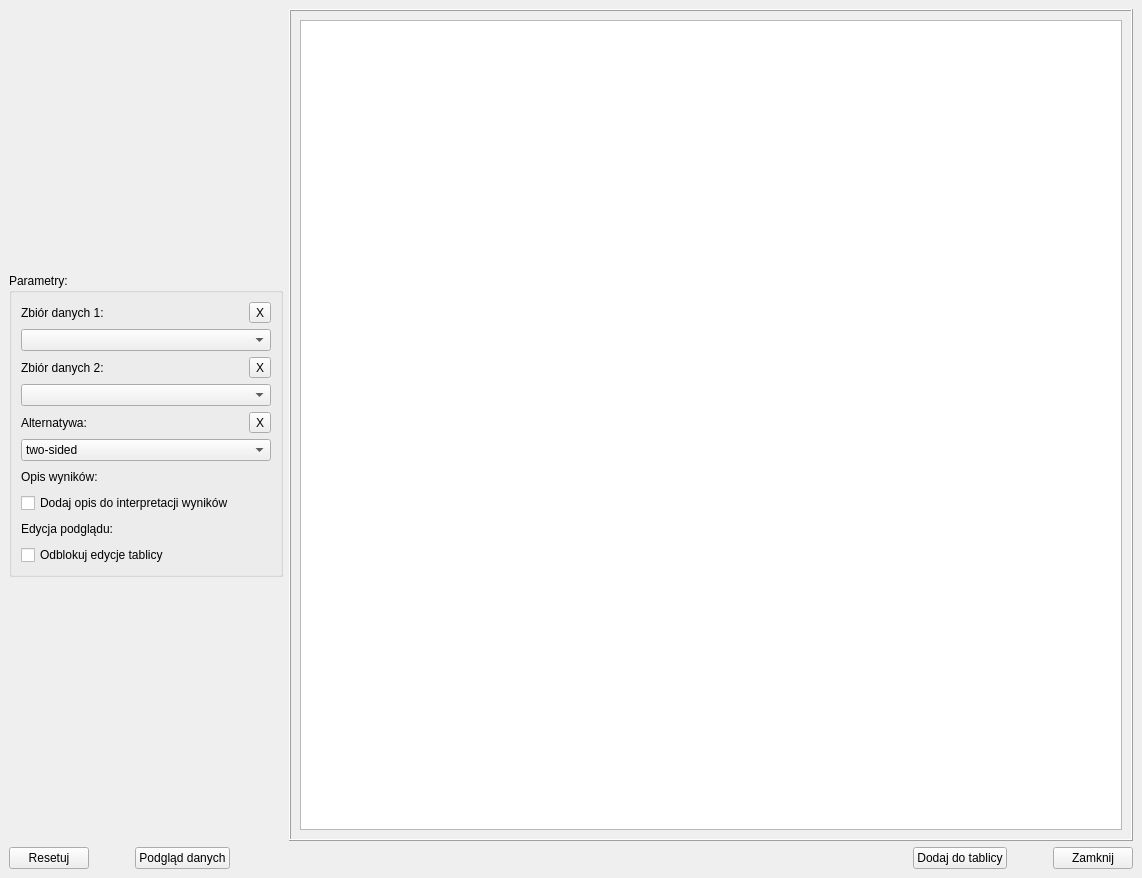
The window that ui/Analysis/correlation-pearson-window.ui (OskarLewandowski/dex-data-experience) describes before a commit, drawn with Qt 5.
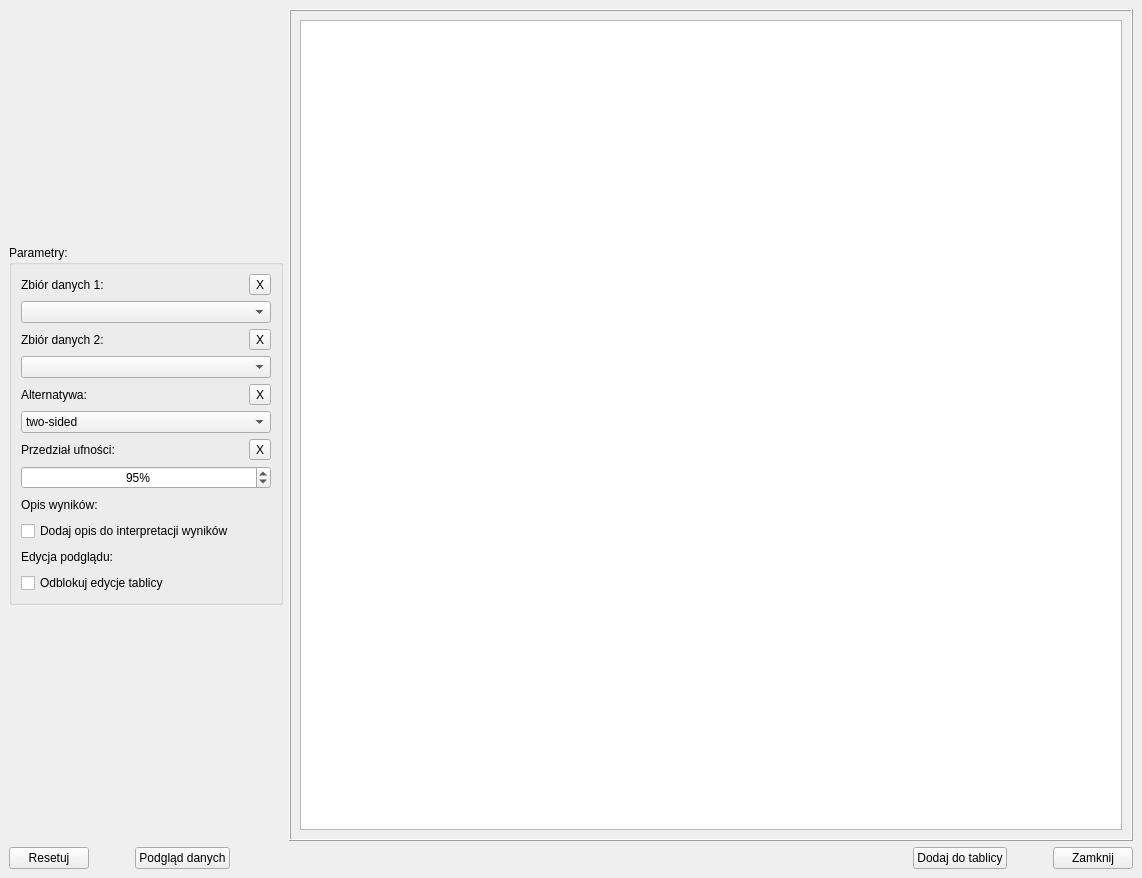
The same window after the commit.

Commit message: add functions for correlation pearson

Diff of the .ui file:
```diff
--- a/ui/Analysis/correlation-pearson-window.ui
+++ b/ui/Analysis/correlation-pearson-window.ui
@@ -201,6 +201,60 @@
                  </item>
                 </layout>
                </item>
+               <item>
+                <layout class="QVBoxLayout" name="verticalLayout_6">
+                 <item>
+                  <layout class="QHBoxLayout" name="horizontalLayout_7">
+                   <item>
+                    <widget class="QLabel" name="label_5">
+                     <property name="text">
+                      <string>Przedział ufności:</string>
+                     </property>
+                    </widget>
+                   </item>
+                   <item>
+                    <spacer name="horizontalSpacer_8">
+                     <property name="orientation">
+                      <enum>Qt::Horizontal</enum>
+                     </property>
+                     <property name="sizeHint" stdset="0">
+                      <size>
+                       <width>40</width>
+                       <height>20</height>
+                      </size>
+                     </property>
+                    </spacer>
+                   </item>
+                   <item>
+                    <widget class="QToolButton" name="toolButton_Confidence_Interval_Value">
+                     <property name="text">
+                      <string>X</string>
+                     </property>
+                    </widget>
+                   </item>
+                  </layout>
+                 </item>
+                 <item>
+                  <widget class="QSpinBox" name="spinBox_Confidence_Interval_Value">
+                   <property name="alignment">
+                    <set>Qt::AlignCenter</set>
+                   </property>
+                   <property name="suffix">
+                    <string>%</string>
+                   </property>
+                   <property name="prefix">
+                    <string/>
+                   </property>
+                   <property name="maximum">
+                    <number>100</number>
+                   </property>
+                   <property name="value">
+                    <number>95</number>
+                   </property>
+                  </widget>
+                 </item>
+                </layout>
+               </item>
                <item>
                 <layout class="QHBoxLayout" name="horizontalLayout_5">
                  <item>
```
Left out of the diff: 16 changed lines with no effect on the pictures. The commit also changes 2 other files.
